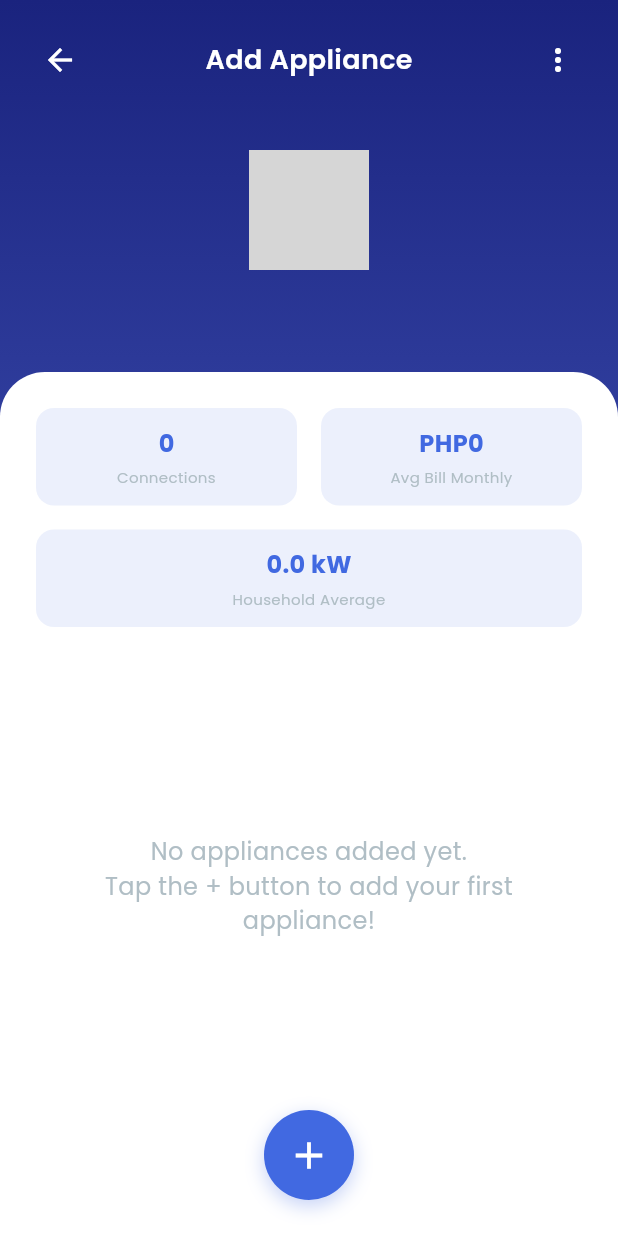
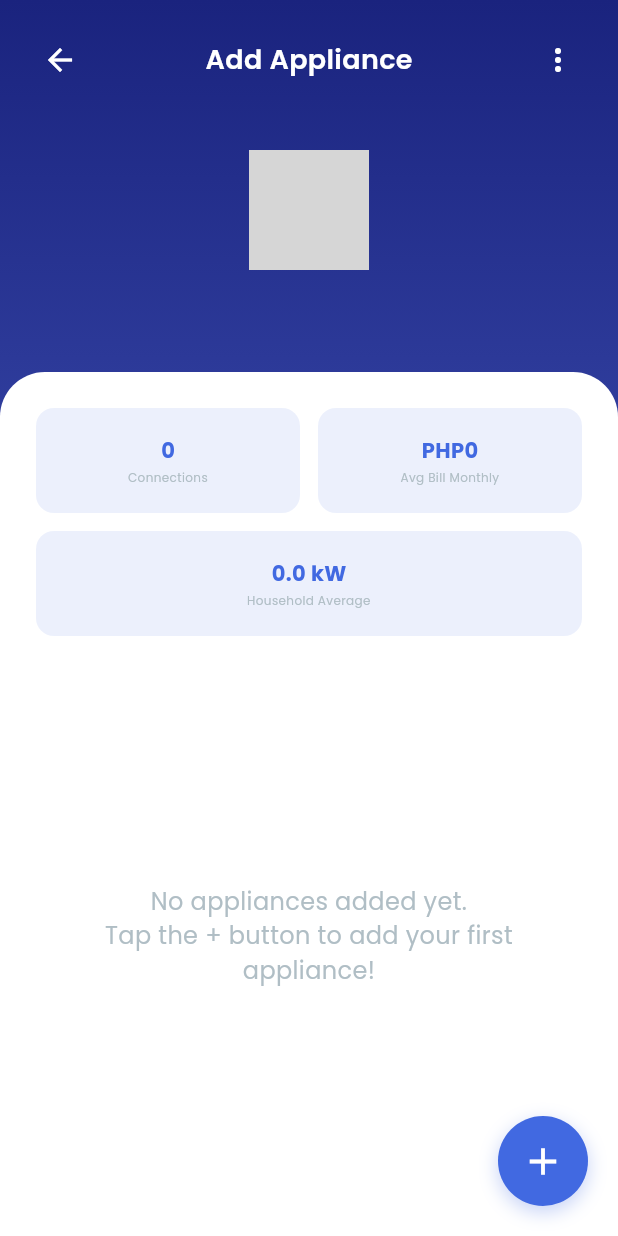
Before and after one commit to HitzoChan/e-saver-app, a Flutter app: the screen it shows once a user with an empty profile is signed in, item 2 of the bottom bar chosen, after a tap on the "add" icon, on a phone screen of 412 x 824 dp. Run offline on Flutter 3.47's test engine with Material 3 defaults, Android fonts, the phone set to English and light mode, and no system bars; our stand-ins replace cloud_firestore, firebase_auth, firebase_core, fl_chart, flutter_local_notifications, google_fonts and 3 more; missing offline and left inert: onesignal_flutter; accounts and stored records are empty; network calls fail; grey boxes are pictures that could not be loaded.

```diff
--- a/lib/screens/add_appliance_screen.dart
+++ b/lib/screens/add_appliance_screen.dart
@@ -185,7 +185,9 @@ class _AddApplianceScreenState extends State<AddApplianceScreen> {
 
               // Appliance List
               Expanded(
-                child: Container(
+                child: Stack(
+                  children: [
+                    Container(
                       decoration: const BoxDecoration(
                         color: Colors.white,
                         borderRadius: BorderRadius.only(
@@ -202,14 +204,14 @@ class _AddApplianceScreenState extends State<AddApplianceScreen> {
                               builder: (context, applianceProvider, child) {
                                 final settingsProvider = Provider.of<SettingsProvider>(context, listen: false);
                                 return Wrap(
-                              spacing: 16,
-                              runSpacing: 16,
+                                  spacing: 12,
+                                  runSpacing: 12,
                                   alignment: WrapAlignment.center,
                                   children: [
                                     SizedBox(
                                       width: MediaQuery.of(context).size.width < 600
-                                      ? (MediaQuery.of(context).size.width - 48 - 16) / 2
-                                      : (MediaQuery.of(context).size.width - 48 - 32) / 3,
+                                          ? (MediaQuery.of(context).size.width - 48 - 12) / 2
+                                          : (MediaQuery.of(context).size.width - 48 - 24) / 3,
                                       child: _buildStatCard(
                                         applianceProvider.connectionCount.toString(),
                                         settingsProvider.getLocalizedText('Connections'),
@@ -217,8 +219,8 @@ class _AddApplianceScreenState extends State<AddApplianceScreen> {
                                     ),
                                     SizedBox(
                                       width: MediaQuery.of(context).size.width < 600
-                                      ? (MediaQuery.of(context).size.width - 48 - 16) / 2
-                                      : (MediaQuery.of(context).size.width - 48 - 32) / 3,
+                                          ? (MediaQuery.of(context).size.width - 48 - 12) / 2
+                                          : (MediaQuery.of(context).size.width - 48 - 24) / 3,
                                       child: _buildStatCard(
                                         '${settingsProvider.currencySymbol}${applianceProvider.averageMonthlyBill.toStringAsFixed(0)}',
                                         settingsProvider.getLocalizedText('Avg Bill Monthly'),
@@ -227,7 +229,7 @@ class _AddApplianceScreenState extends State<AddApplianceScreen> {
                                     SizedBox(
                                       width: MediaQuery.of(context).size.width < 600
                                           ? MediaQuery.of(context).size.width - 48
-                                      : (MediaQuery.of(context).size.width - 48 - 32) / 3,
+                                          : (MediaQuery.of(context).size.width - 48 - 24) / 3,
                                       child: _buildStatCard(
                                         '${applianceProvider.householdAverageUsage.toStringAsFixed(1)} kW',
                                         settingsProvider.getLocalizedText('Household Average'),
@@ -294,6 +296,7 @@ class _AddApplianceScreenState extends State<AddApplianceScreen> {
                                       )
                                     : ListView.builder(
                                         itemCount: appliances.length,
+                                        padding: const EdgeInsets.only(bottom: 100), // Add more space at bottom
                                         itemBuilder: (context, index) {
                                           final appliance = appliances[index];
                                           return Column(
@@ -305,7 +308,7 @@ class _AddApplianceScreenState extends State<AddApplianceScreen> {
                                                 appliance,
                                               ),
                                               if (index < appliances.length - 1)
-                                            const SizedBox(height: 12),
+                                                const SizedBox(height: 16), // Increased spacing between items
                                             ],
                                           );
                                         },
@@ -313,9 +316,16 @@ class _AddApplianceScreenState extends State<AddApplianceScreen> {
                                 },
                               ),
                             ),
+                          ],
+                        ),
+                      ),
+                    ),
 
                     // Add Button
-                        GestureDetector(
+                    Positioned(
+                      bottom: 20,
+                      right: 20,
+                      child: GestureDetector(
                         onTap: () async {
                           final result = await Navigator.push(
                             context,
@@ -351,9 +361,8 @@ class _AddApplianceScreenState extends State<AddApplianceScreen> {
                           ),
                         ),
                       ),
+                    ),
                   ],
-                    ),
-                  ),
                 ),
               ),
             ],
@@ -365,27 +374,29 @@ class _AddApplianceScreenState extends State<AddApplianceScreen> {
 
   Widget _buildStatCard(String value, String label) {
     return Container(
-      padding: const EdgeInsets.symmetric(horizontal: 16, vertical: 12),
+      height: MediaQuery.of(context).size.width < 600 ? 70 : 80,
+      padding: const EdgeInsets.symmetric(horizontal: 12, vertical: 10),
       decoration: BoxDecoration(
         color: AppColors.primaryBlue.withValues(alpha: 0.1),
         borderRadius: BorderRadius.circular(12),
       ),
       child: Column(
+        mainAxisAlignment: MainAxisAlignment.center,
         children: [
           Text(
             value,
             style: GoogleFonts.poppins(
-              fontSize: 16,
+              fontSize: MediaQuery.of(context).size.width < 600 ? (value.length > 6 ? 12 : 14) : 16,
               fontWeight: FontWeight.bold,
               color: AppColors.primaryBlue,
             ),
           ),
-          const SizedBox(height: 4),
+          const SizedBox(height: 2),
           Text(
             label,
             textAlign: TextAlign.center,
             style: GoogleFonts.poppins(
-              fontSize: 10,
+              fontSize: MediaQuery.of(context).size.width < 600 ? 8 : 10,
               color: AppColors.textGray,
             ),
           ),
--- a/lib/screens/dashboard_screen.dart
+++ b/lib/screens/dashboard_screen.dart
@@ -309,14 +309,16 @@ class _DashboardScreenState extends State<DashboardScreen> {
                             Container(
                               padding: context.responsivePadding(horizontal: 20.0, vertical: 16.0),
                               child: Wrap(
-                                spacing: context.responsiveSize(16),
-                                runSpacing: context.responsiveSize(16),
+                                spacing: context.responsiveSize(12),
+                                runSpacing: context.responsiveSize(12),
                                 alignment: WrapAlignment.center,
                                 children: [
                                   Consumer<SettingsProvider>(
                                     builder: (context, settings, child) {
                                       return SizedBox(
-                                        width: context.isMobile ? (MediaQuery.of(context).size.width - context.responsiveSize(40) - context.responsiveSize(16)) / 2 : (MediaQuery.of(context).size.width - context.responsiveSize(40) - 2 * context.responsiveSize(16)) / 3,
+                                        width: context.isMobile
+                                            ? (MediaQuery.of(context).size.width - context.responsiveSize(40) - context.responsiveSize(12)) / 2
+                                            : (MediaQuery.of(context).size.width - context.responsiveSize(40) - 2 * context.responsiveSize(12)) / 3,
                                         child: _buildStatCard(
                                           '${dashboardProvider.averageDailyUsage.toStringAsFixed(1)} kW',
                                           settings.getLocalizedText('Daily Usage'),
@@ -327,7 +329,9 @@ class _DashboardScreenState extends State<DashboardScreen> {
                                   Consumer<SettingsProvider>(
                                     builder: (context, settings, child) {
                                       return SizedBox(
-                                        width: context.isMobile ? (MediaQuery.of(context).size.width - context.responsiveSize(40) - context.responsiveSize(16)) / 2 : (MediaQuery.of(context).size.width - context.responsiveSize(40) - 2 * context.responsiveSize(16)) / 3,
+                                        width: context.isMobile
+                                            ? (MediaQuery.of(context).size.width - context.responsiveSize(40) - context.responsiveSize(12)) / 2
+                                            : (MediaQuery.of(context).size.width - context.responsiveSize(40) - 2 * context.responsiveSize(12)) / 3,
                                         child: _buildStatCard(
                                           '${settings.currencySymbol}${dashboardProvider.totalMonthlyCost.toStringAsFixed(0)}',
                                           settings.getLocalizedText('Monthly Cost'),
@@ -350,7 +354,9 @@ class _DashboardScreenState extends State<DashboardScreen> {
                                           });
                                         },
                                         child: SizedBox(
-                                          width: context.isMobile ? MediaQuery.of(context).size.width - context.responsiveSize(40) : (MediaQuery.of(context).size.width - context.responsiveSize(40) - 2 * context.responsiveSize(16)) / 3,
+                                          width: context.isMobile
+                                              ? MediaQuery.of(context).size.width - context.responsiveSize(40)
+                                              : (MediaQuery.of(context).size.width - context.responsiveSize(40) - 2 * context.responsiveSize(12)) / 3,
                                           child: _buildStatCard(
                                             dashboardProvider.currentRate != null
                                                 ? '${settings.currencySymbol}${dashboardProvider.currentRate!.ratePerKwh.toStringAsFixed(2)}/kWh'
@@ -383,8 +389,8 @@ class _DashboardScreenState extends State<DashboardScreen> {
 
   Widget _buildStatCard(String value, String label) {
     return Container(
-      height: 80,
-      padding: const EdgeInsets.symmetric(horizontal: 16, vertical: 12),
+      height: context.isMobile ? 70 : 80,
+      padding: const EdgeInsets.symmetric(horizontal: 12, vertical: 10),
       decoration: BoxDecoration(
         color: Colors.white.withValues(alpha: 0.1),
         borderRadius: BorderRadius.circular(12),
@@ -399,7 +405,7 @@ class _DashboardScreenState extends State<DashboardScreen> {
                       TextSpan(
                         text: value.split('/')[0],
                         style: GoogleFonts.poppins(
-                          fontSize: value.length > 6 ? 14 : 16,
+                          fontSize: context.isMobile ? (value.length > 6 ? 12 : 14) : (value.length > 6 ? 14 : 16),
                           fontWeight: FontWeight.bold,
                           color: Colors.white,
                         ),
@@ -407,7 +413,7 @@ class _DashboardScreenState extends State<DashboardScreen> {
                       TextSpan(
                         text: '/kWh',
                         style: GoogleFonts.poppins(
-                          fontSize: (value.length > 6 ? 14 : 16) * 0.75,
+                          fontSize: context.isMobile ? ((value.length > 6 ? 12 : 14) * 0.75) : ((value.length > 6 ? 14 : 16) * 0.75),
                           fontWeight: FontWeight.bold,
                           color: Colors.white,
                         ),
@@ -418,17 +424,17 @@ class _DashboardScreenState extends State<DashboardScreen> {
               : Text(
                   value,
                   style: GoogleFonts.poppins(
-                    fontSize: value.length > 6 ? 14 : 16,
+                    fontSize: context.isMobile ? (value.length > 6 ? 12 : 14) : (value.length > 6 ? 14 : 16),
                     fontWeight: FontWeight.bold,
                     color: Colors.white,
                   ),
                 ),
-          const SizedBox(height: 4),
+          const SizedBox(height: 2),
           Text(
             label,
             textAlign: TextAlign.center,
             style: GoogleFonts.poppins(
-              fontSize: 9,
+              fontSize: context.isMobile ? 8 : 9,
               color: Colors.white70,
             ),
           ),
--- a/lib/screens/login_screen.dart
+++ b/lib/screens/login_screen.dart
@@ -180,7 +180,7 @@ class _LoginScreenState extends State<LoginScreen> {
       } else {
         if (mounted) {
           ScaffoldMessenger.of(context).showSnackBar(
-            const SnackBar(content: Text('Google sign in cancelled or failed')),
+            const SnackBar(content: Text('Google sign in cancelled')),
           );
         }
       }
--- a/lib/screens/track_save_screen.dart
+++ b/lib/screens/track_save_screen.dart
@@ -6,6 +6,7 @@ import '../models/appliance.dart';
 import '../providers/appliance_provider.dart';
 import '../providers/settings_provider.dart';
 import '../screens/add_appliance_screen.dart';
+import '../utils/responsive_utils.dart';
 
 class TrackSaveScreen extends StatefulWidget {
   const TrackSaveScreen({super.key});
@@ -311,21 +312,28 @@ class _TrackSaveScreenState extends State<TrackSaveScreen> {
   Widget _buildSummaryItem(String value, String label, bool isDark) {
     return Column(
       children: [
-        Text(
-          value,
-          style: TextStyle(
-            fontSize: 20,
-            fontWeight: FontWeight.bold,
-            color: isDark ? Colors.white : const Color(0xFF0D47A1),
+        FittedBox(
+          fit: BoxFit.scaleDown,
+          child: Text(
+            value,
+            style: TextStyle(
+              fontSize: context.responsiveFontSize(18), // Responsive font size, smaller base
+              fontWeight: FontWeight.bold,
+              color: isDark ? Colors.white : const Color(0xFF0D47A1),
+            ),
+            maxLines: 1,
           ),
         ),
         const SizedBox(height: 4),
         Text(
           label,
           style: TextStyle(
-            fontSize: 12,
+            fontSize: context.responsiveFontSize(10), // Responsive font size for label
             color: isDark ? Colors.white70 : Colors.grey[600],
           ),
+          textAlign: TextAlign.center,
+          maxLines: 2,
+          overflow: TextOverflow.ellipsis,
         ),
       ],
     );
```
Also changed, not shown: lib/screens/notifications_screen.dart (+18 -12 lines), lib/screens/profile_screen.dart (+12 -7 lines), 2 other files. Lines whose indentation alone changed are shown as unchanged.
